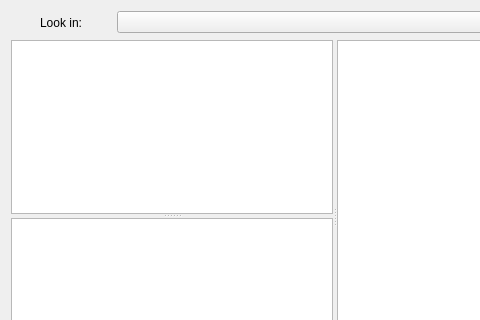
vbnhfylbh/ParaView, file Qt/Core/Resources/UI/pqFileDialog.ui: the form before one commit; both pictures show x 0 to 480 and y 0 to 320 of the 683 by 402 pixel window.
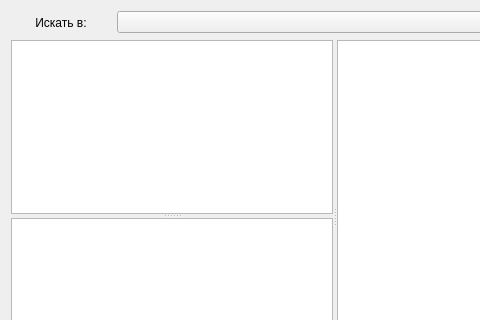
The form after the commit. Custom widgets are drawn as their Qt base class.

The edit to the form file:
```diff
--- a/Qt/Core/Resources/UI/pqFileDialog.ui
+++ b/Qt/Core/Resources/UI/pqFileDialog.ui
@@ -43,7 +43,7 @@
         </size>
        </property>
        <property name="text">
-        <string>Look in:</string>
+        <string>Искать в:</string>
        </property>
        <property name="alignment">
         <set>Qt::AlignCenter</set>
```
